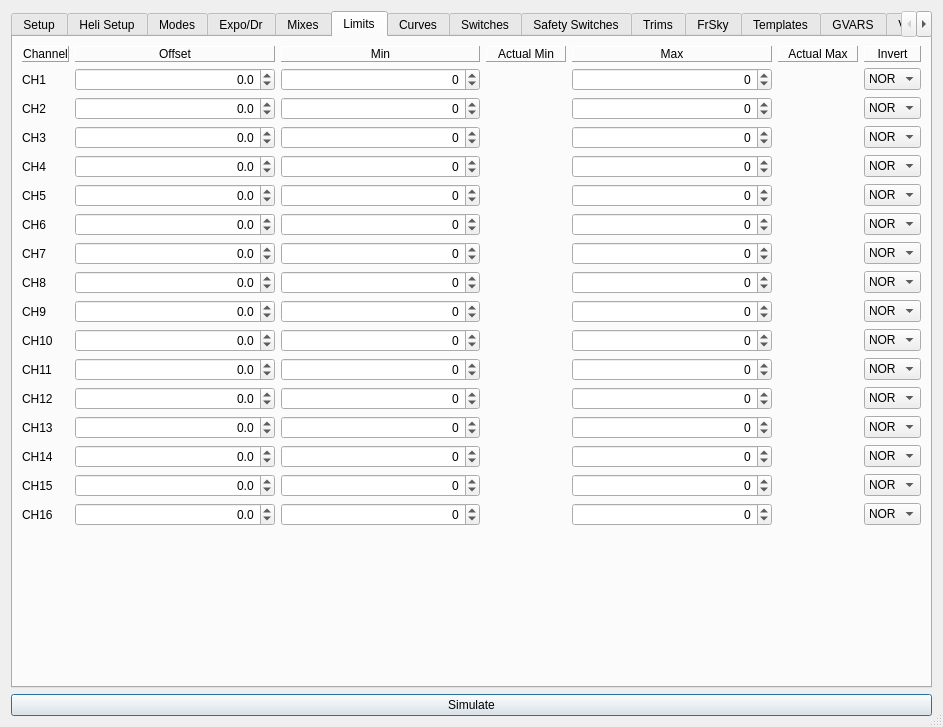
Old version of the form src/modeledit.ui in the repository xhorizont/eepe.
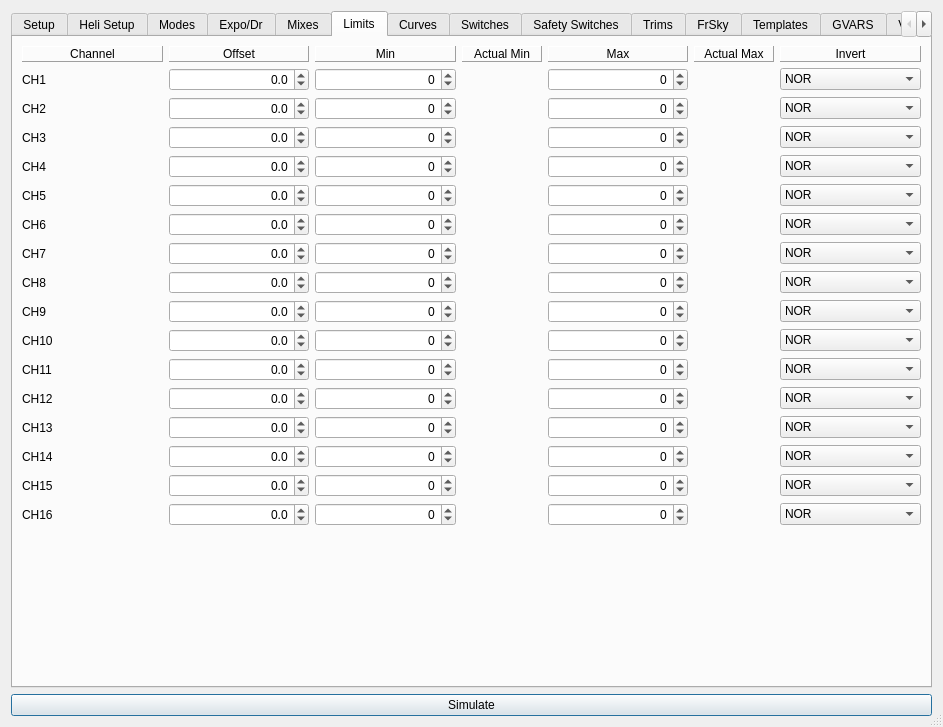
New version of the form. The open tabs and pages were chosen to show the change. Icons and pictures are not drawn.

Patch:
```diff
--- a/src/modeledit.ui
+++ b/src/modeledit.ui
@@ -7,7 +7,7 @@
     <x>0</x>
     <y>0</y>
     <width>943</width>
-    <height>677</height>
+    <height>720</height>
    </rect>
   </property>
   <property name="minimumSize">
@@ -3346,7 +3346,7 @@
       <attribute name="title">
        <string>Limits</string>
       </attribute>
-      <layout class="QGridLayout" name="gridLayout_6" rowstretch="0,1,1,1,1,1,1,1,1,1,1,1,1,1,1,1,1,0" columnstretch="0,1,1,1,1,0,0">
+      <layout class="QGridLayout" name="grid_tabLimits" rowstretch="0,0,0,0,0,0,0,0,0,0,0,0,0,0,0,0,0,0" columnstretch="0,0,0,0,0,0,0">
        <item row="1" column="0">
         <widget class="QLabel" name="label_14">
          <property name="text">
```
Left out of the diff: 2 changed lines with no effect on the pictures.
